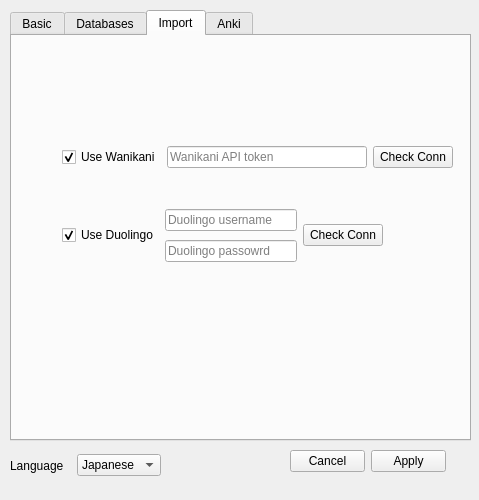
Qt form UI/propertiesWindow.ui (wsavoie/LangLevel) before a commit.
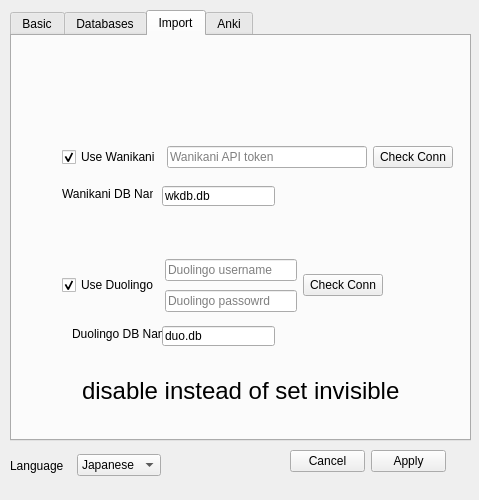
The same form after that commit. The open tabs and pages were chosen to show the change.

Commit message: fully working databases tab

Diff of the .ui file:
```diff
--- a/UI/propertiesWindow.ui
+++ b/UI/propertiesWindow.ui
@@ -450,7 +450,7 @@
      <property name="geometry">
       <rect>
        <x>50</x>
-       <y>170</y>
+       <y>220</y>
        <width>321</width>
        <height>61</height>
       </rect>
@@ -458,6 +458,12 @@
      <layout class="QGridLayout" name="gridLayout">
       <item row="0" column="1">
        <widget class="QLineEdit" name="duo_username">
+        <property name="enabled">
+         <bool>true</bool>
+        </property>
+        <property name="toolTip">
+         <string/>
+        </property>
         <property name="inputMask">
          <string/>
         </property>
@@ -507,6 +513,95 @@
       </item>
      </layout>
     </widget>
+    <widget class="QLineEdit" name="wk_db_name">
+     <property name="geometry">
+      <rect>
+       <x>150</x>
+       <y>150</y>
+       <width>113</width>
+       <height>20</height>
+      </rect>
+     </property>
+     <property name="toolTip">
+      <string>Saves known vocab into a database of the given name. The location is specified by &quot;database folder&quot; in the previous tab </string>
+     </property>
+     <property name="text">
+      <string>wkdb.db</string>
+     </property>
+     <property name="maxLength">
+      <number>50</number>
+     </property>
+     <property name="placeholderText">
+      <string>database name</string>
+     </property>
+    </widget>
+    <widget class="QLabel" name="wk_label">
+     <property name="geometry">
+      <rect>
+       <x>50</x>
+       <y>150</y>
+       <width>91</width>
+       <height>16</height>
+      </rect>
+     </property>
+     <property name="text">
+      <string>Wanikani DB Name</string>
+     </property>
+    </widget>
+    <widget class="QLabel" name="duo_label">
+     <property name="geometry">
+      <rect>
+       <x>60</x>
+       <y>290</y>
+       <width>91</width>
+       <height>16</height>
+      </rect>
+     </property>
+     <property name="text">
+      <string>Duolingo DB Name</string>
+     </property>
+    </widget>
+    <widget class="QLineEdit" name="duo_db_name">
+     <property name="geometry">
+      <rect>
+       <x>150</x>
+       <y>290</y>
+       <width>113</width>
+       <height>20</height>
+      </rect>
+     </property>
+     <property name="toolTip">
+      <string>Saves known duolingo info into into a database of the given name. The location is specified by &quot;database folder&quot; in the previous tab </string>
+     </property>
+     <property name="text">
+      <string>duo.db</string>
+     </property>
+     <property name="maxLength">
+      <number>50</number>
+     </property>
+     <property name="placeholderText">
+      <string>database name</string>
+     </property>
+    </widget>
+    <widget class="QLabel" name="label_7">
+     <property name="geometry">
+      <rect>
+       <x>70</x>
+       <y>330</y>
+       <width>341</width>
+       <height>51</height>
+      </rect>
+     </property>
+     <property name="sizePolicy">
+      <sizepolicy hsizetype="Ignored" vsizetype="Ignored">
+       <horstretch>0</horstretch>
+       <verstretch>0</verstretch>
+      </sizepolicy>
+     </property>
+     <property name="text">
+      <string>&lt;html&gt;&lt;head/&gt;&lt;body&gt;&lt;p&gt;&lt;span style=&quot; font-size:18pt;&quot;&gt;disable instead of set invisible&lt;/span&gt;&lt;/p&gt;&lt;/body&gt;&lt;/html&gt;</string>
+     </property>
+    </widget>
    </widget>
    <widget class="QWidget" name="ankiTab">
     <attribute name="title">
```
Left out of the diff: 195 changed lines with no effect on the pictures. The commit also changes 2 other files.
